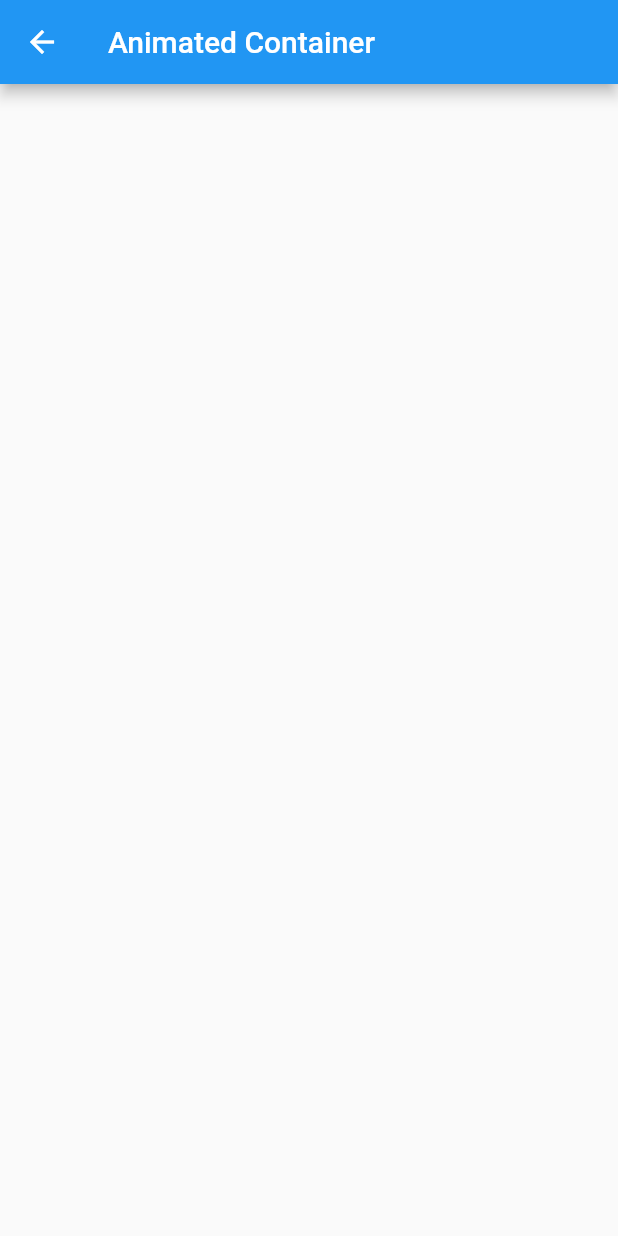
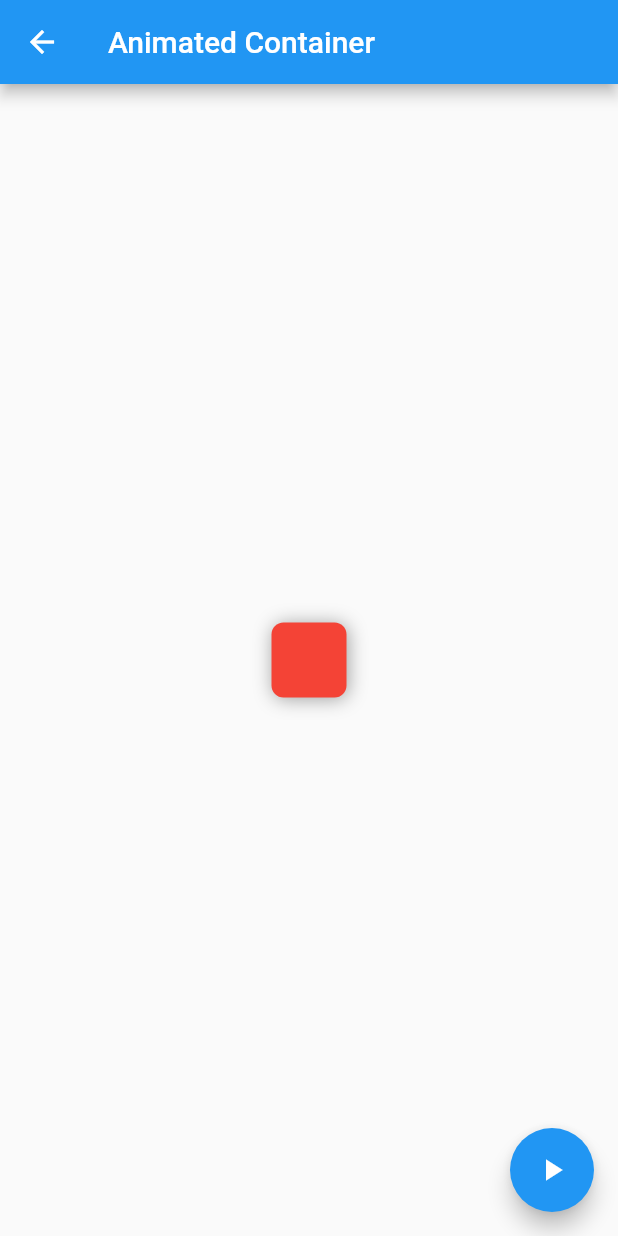
Before and after one commit to SPablo2191/LaboratoryOfComponents, a Flutter app: the AnimatedContainerPage screen opened by its route, on a phone screen of 412 x 824 dp. Run offline on Flutter 3.47's test engine with Material 2 defaults, Android fonts, the phone set to English and light mode, and no system bars.

Commit message:
feat: animated container working

```diff
--- a/lib/src/pages/animated_container_page.dart
+++ b/lib/src/pages/animated_container_page.dart
@@ -1,4 +1,5 @@
 import 'package:flutter/material.dart';
+import 'dart:math';
 
 class AnimatedContainerPage extends StatefulWidget {
   const AnimatedContainerPage({super.key});
@@ -8,12 +9,44 @@ class AnimatedContainerPage extends StatefulWidget {
 }
 
 class _AnimatedContainerPageState extends State<AnimatedContainerPage> {
+  double _width = 50;
+  double _height = 50;
+  Color _color = Colors.red;
+  BorderRadiusGeometry _borderRadius = BorderRadius.circular(8.0);
   @override
   Widget build(BuildContext context) {
     return Scaffold(
       appBar: AppBar(
         title: Text('Animated Container'),
       ),
+      body: Center(
+        child: AnimatedContainer(
+          duration: Duration(seconds: 1),
+          curve: Curves.bounceOut,
+          width: _width,
+          height: _height,
+          decoration: BoxDecoration(
+              borderRadius: _borderRadius,
+              color: _color,
+              boxShadow: [
+                BoxShadow(
+                    color: Colors.grey, blurRadius: 10, offset: Offset(1, 1))
+              ]),
+        ),
+      ),
+      floatingActionButton: FloatingActionButton(
+          onPressed: () => _changeContainer(), child: Icon(Icons.play_arrow)),
     );
   }
+
+  _changeContainer() {
+    final random = Random();
+    setState(() {
+      _color = Color.fromRGBO(
+          random.nextInt(255), random.nextInt(255), random.nextInt(255), 1);
+      _width = random.nextInt(300).toDouble();
+      _height = random.nextInt(300).toDouble();
+      _borderRadius = BorderRadius.circular(random.nextInt(100).toDouble());
+    });
+  }
 }
```
